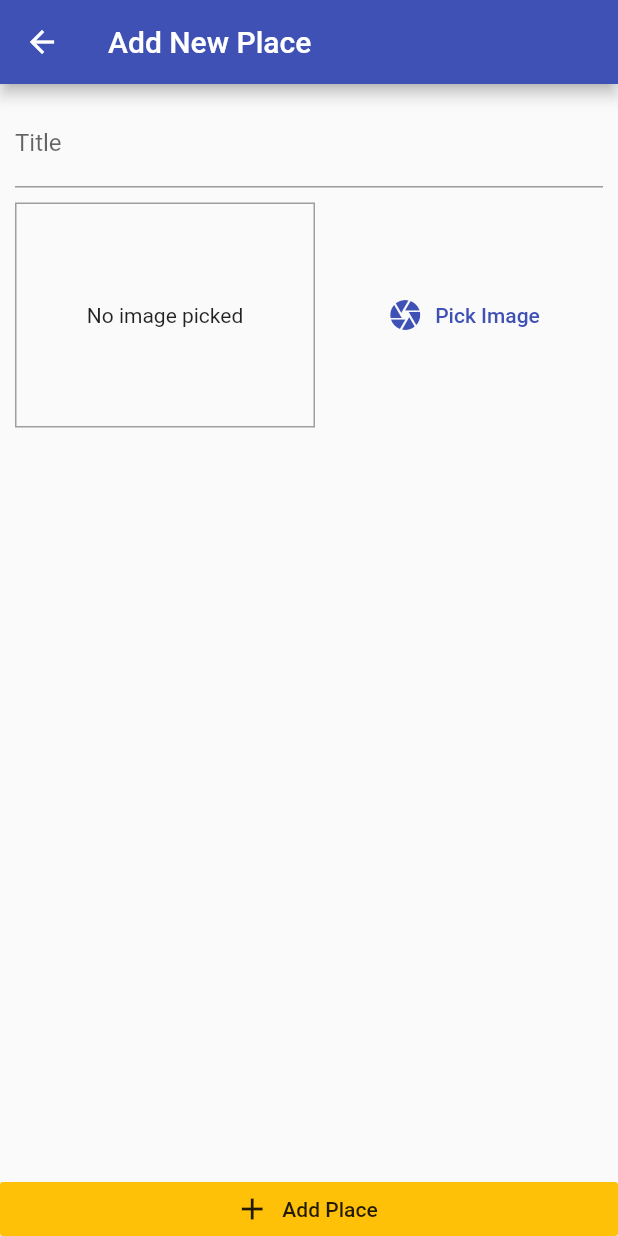
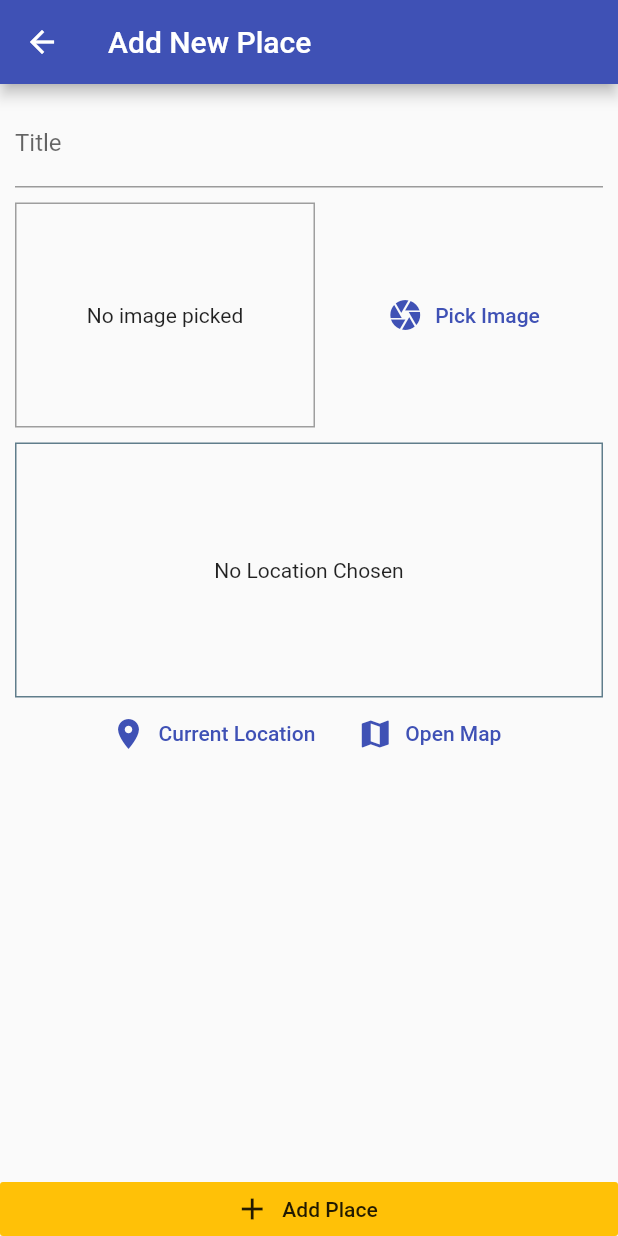
Before and after one commit to muriukiMartin/locations_app, a Flutter app: the AddPlaceScreen screen opened by its route, on a phone screen of 412 x 824 dp. Run offline on Flutter 3.47's test engine with Material 2 defaults, Android fonts, the phone set to English and light mode, and no system bars; our stand-ins replace image_picker, location, sqflite; accounts and stored records are empty.

Commit message:
Get current user latitude and longitude

```diff
--- a/lib/screens/add_place_screen.dart
+++ b/lib/screens/add_place_screen.dart
@@ -3,6 +3,7 @@
 import 'package:provider/provider.dart';
 import '../widgets/image_input.dart';
 import '../providers/great_places.dart';
+import '../widgets/location_input.dart';
 
 class AddPlaceScreen extends StatefulWidget {
   // const AddPlaceScreen({ Key? key }) : super(key: key);
@@ -53,6 +54,8 @@
                       height: 10,
                     ),
                     ImageInput(_selectImage),
+                    SizedBox(height: 10,),
+                    LocationInput(),
                   ],
                 ),
               ),
--- /dev/null
+++ b/lib/widgets/location_input.dart
@@ -0,0 +1,62 @@
+import 'package:flutter/material.dart';
+import 'package:location/location.dart';
+
+class LocationInput extends StatefulWidget {
+  // const LocationInput({ Key? key }) : super(key: key);
+
+  @override
+  _LocationInputState createState() => _LocationInputState();
+}
+
+class _LocationInputState extends State<LocationInput> {
+  String _previewImageUrl;
+
+  Future<void> _getCurrentLocation() async {
+    final locData = await Location().getLocation();
+    print(locData.latitude);
+    print(locData.longitude);
+  }
+
+  @override
+  Widget build(BuildContext context) {
+    return Column(
+      children: [
+        Container(
+          height: 170,
+          width: double.infinity,
+          alignment: Alignment.center,
+          decoration: BoxDecoration(
+            border: Border.all(width: 1, color: Colors.blueGrey),
+          ),
+          child: _previewImageUrl == null
+              ? Text(
+                  'No Location Chosen',
+                  textAlign: TextAlign.center,
+                )
+              : Image.network(
+                  _previewImageUrl,
+                  fit: BoxFit.cover,
+                  width: double.infinity,
+                ),
+        ),
+        Row(
+          mainAxisAlignment: MainAxisAlignment.center,
+          children: [
+            FlatButton.icon(
+              icon: Icon(Icons.location_on),
+              label: Text('Current Location'),
+              textColor: Theme.of(context).primaryColor,
+              onPressed: _getCurrentLocation,
+            ),
+            FlatButton.icon(
+              icon: Icon(Icons.map),
+              label: Text('Open Map'),
+              textColor: Theme.of(context).primaryColor,
+              onPressed: () {},
+            ),
+          ],
+        )
+      ],
+    );
+  }
+}
```
